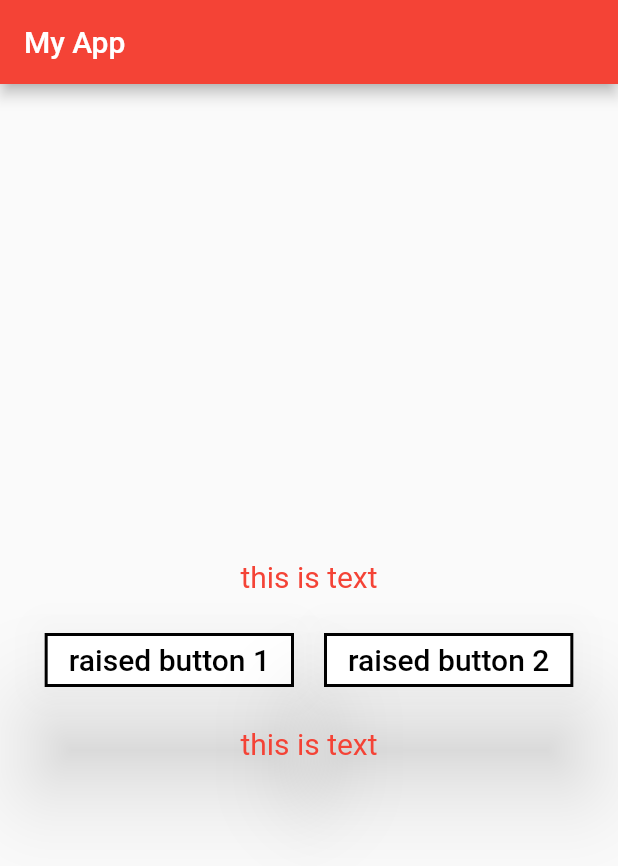
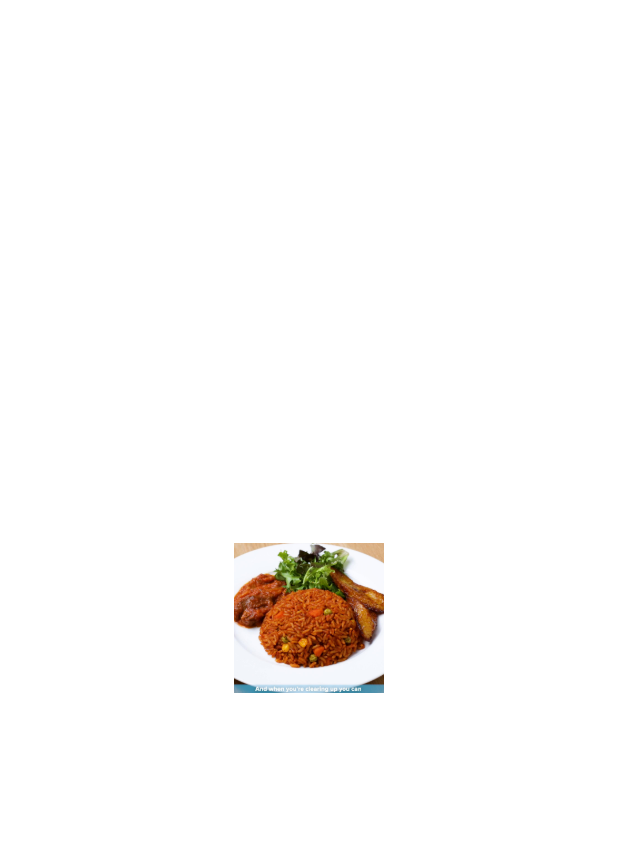
Before and after one commit to jaymes15/introduction-to-mobile-app-development, a Flutter app: the screen it shows after launch, on a phone screen of 412 x 824 dp. Shown: the top 866 px of the screen. Run offline on Flutter 3.47's test engine with Material 2 defaults, Android fonts, the phone set to English and light mode, and no system bars.

Commit message:
working with images

```diff
--- a/lib/main.dart
+++ b/lib/main.dart
@@ -6,89 +6,17 @@ void main(){
 
 class MyApp extends StatelessWidget {
   @override
-  Widget build(BuildContext context){
-    return MaterialApp(
-      title : "Sample App",
-      theme : ThemeData(
-        primarySwatch: Colors.red,
+  Widget build(BuildContext context) {
+    return Container(
+      child: Center(
+        child: Image.asset("assets/images/rice.jpg",
+        height:100.0,
+        width:100.0,
+          fit:BoxFit.cover,
+
+        ),
+        //Image.network("url"), image url
       ),
-      home : Scaffold(
-        appBar: AppBar(
-          title: Text(
-            "My App",
-            style: TextStyle(
-              fontSize: 20.0,
-            ),
-          ),
-        ),
-        body: Center(
-        child: Column(
-            mainAxisAlignment: MainAxisAlignment.center,
-          crossAxisAlignment: CrossAxisAlignment.center,
-          children: <Widget>[
-            Text(
-              "this is text",
-              style:TextStyle(
-                color: Colors.red,
-                fontSize: 20.0,
-              ),
-            ),
-            Padding(
-              padding: const EdgeInsets.symmetric(vertical: 10.0, horizontal: 10.0),
-            ),
-
-          Row(
-              mainAxisAlignment: MainAxisAlignment.center,
-              crossAxisAlignment: CrossAxisAlignment.center,
-              children: <Widget>[
-                RaisedButton(
-                    onPressed: () {},
-                    elevation: 30.0,
-                    color: Colors.white,
-                    shape: Border.all(color: Colors.black, width: 2.0, style: BorderStyle.solid),
-                    child: Text(
-                      "raised button 1",
-                      softWrap: true,
-                      style: TextStyle(
-                        color: Colors.black,
-                        fontSize: 20.0,
-                      ),
-                    )
-                ),
-                Padding(
-                  padding: const EdgeInsets.symmetric(vertical: 10.0, horizontal: 10.0),
-                ),
-                RaisedButton(
-                    onPressed: () {},
-                    elevation: 30.0,
-                    color: Colors.white,
-                    shape: Border.all(color: Colors.black, width: 2.0, style: BorderStyle.solid),
-                    child: Text(
-                      "raised button 2",
-                      softWrap: true,
-                      style: TextStyle(
-                        color: Colors.black,
-                        fontSize: 20.0,
-                      ),
-                    )
-                ),
-          ]
-        ),
-            Padding(
-              padding: const EdgeInsets.symmetric(vertical: 10.0, horizontal: 10.0),
-            ),
-            Text(
-              "this is text",
-              style:TextStyle(
-                color: Colors.red,
-                fontSize: 20.0,
-              ),
-            ),
-        ],
-      ),
-      ),
-      ),
-      );
-
+    );
   }
 }
--- a/pubspec.yaml
+++ b/pubspec.yaml
@@ -45,7 +45,8 @@ flutter:
   uses-material-design: true
 
   # To add assets to your application, add an assets section, like this:
-  # assets:
+  assets:
+      - assets/images/
   #   - images/a_dot_burr.jpeg
   #   - images/a_dot_ham.jpeg
 
```
Also changed, not shown: assets/images/rice.jpg (added).
